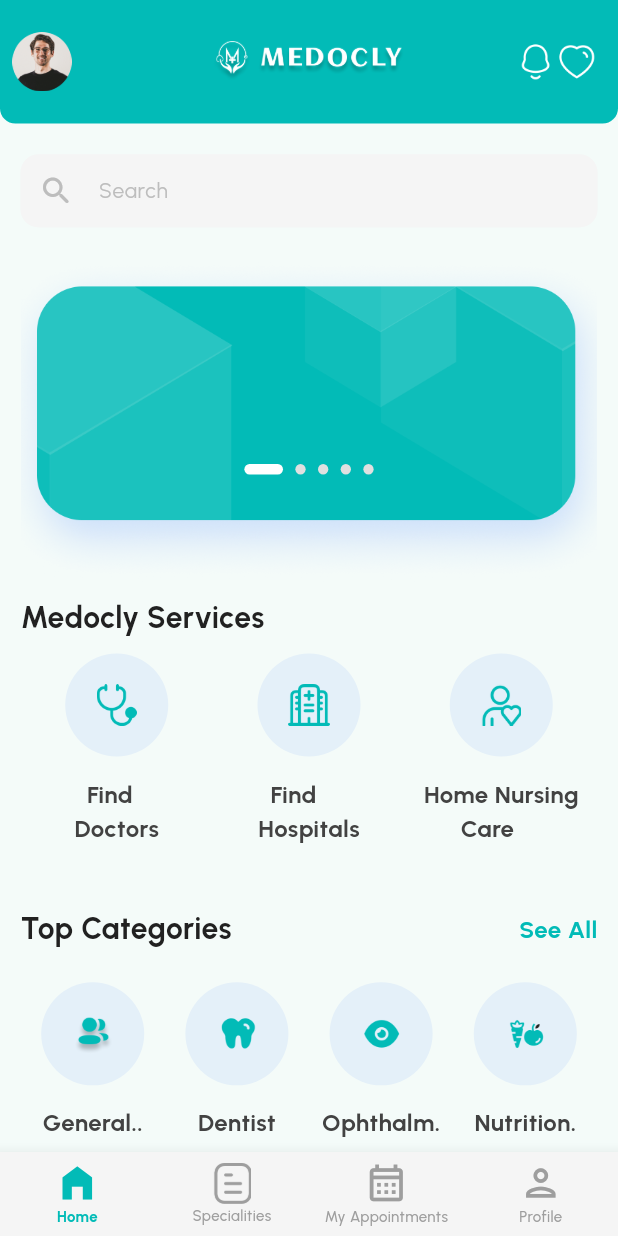
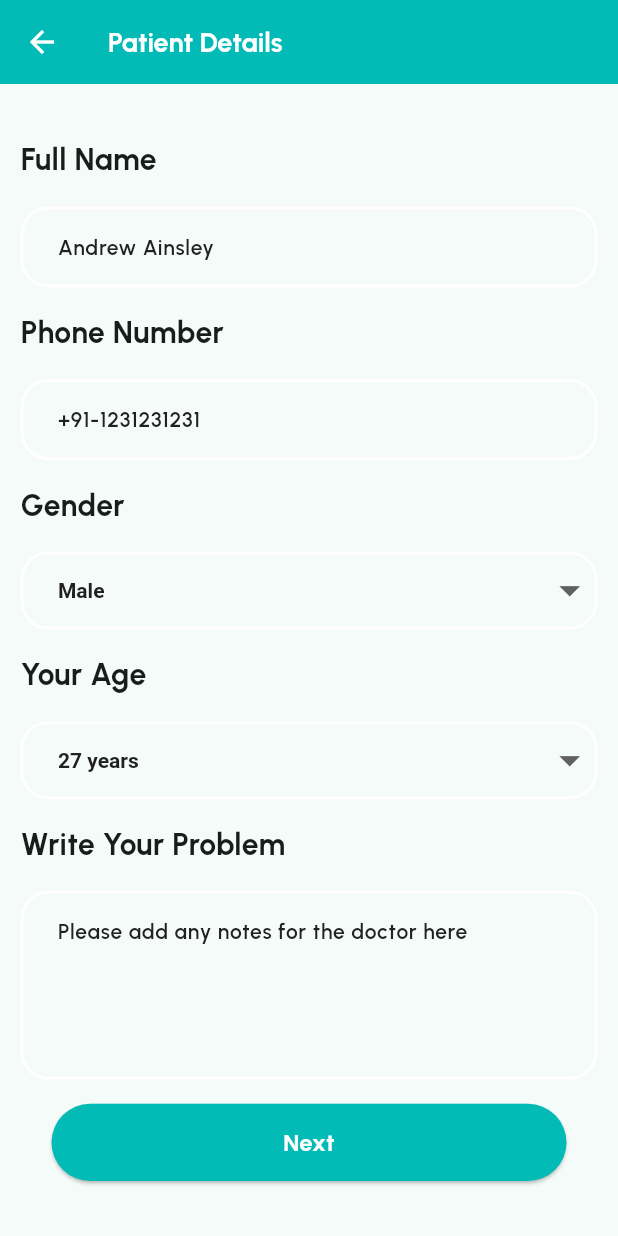
Before and after one commit to panchaniurvisha/medocly, a Flutter app: the screen it shows after launch, on a phone screen of 412 x 824 dp. Run offline on Flutter 3.47's test engine with Material 2 defaults, Android fonts, the light colour scheme and no system bars; drawn by our look-alikes of carousel_slider; our stand-ins replace flutter_spinkit.

Commit message:
"22/9/2023"

```diff
--- a/lib/main.dart
+++ b/lib/main.dart
@@ -23,6 +23,6 @@
         ),
         debugShowCheckedModeBanner: false,
         routes: appRoutes,
-        initialRoute: RoutesName.bottomScreen);
+        initialRoute: RoutesName.patientDetailsScreen);
   }
 }
--- a/lib/res/common/app_dentist_doctor_list.dart
+++ b/lib/res/common/app_dentist_doctor_list.dart
@@ -60,10 +60,14 @@
                     ),
                   ],
                 ),
+                const Divider(
+                  color: AppColors.black,
+                  height: 0,
+                  thickness: 1,
+                ),
                 const Text(
                   AppString.cardiologists,
                   style: TextStyle(
-                      height: 2,
                       color: AppColors.lightBlack,
                       fontSize: 12,
                       fontWeight: FontWeight.w500),
--- /dev/null
+++ b/lib/res/common/app_elevated_button.dart
@@ -0,0 +1,28 @@
+import 'package:flutter/material.dart';
+
+import '../constant/app_colors.dart';
+import 'media_query.dart';
+
+class AppElevatedButton extends StatelessWidget {
+  final String? text;
+  final void Function()? onPressed;
+  const AppElevatedButton({super.key, this.text, this.onPressed});
+
+  @override
+  Widget build(BuildContext context) {
+    return Center(
+      child: ElevatedButton(
+        onPressed: onPressed ?? () {},
+        style: ButtonStyle(
+            backgroundColor: MaterialStateProperty.all(AppColors.skuBlue),
+            minimumSize: MaterialStateProperty.all(
+                Size(width(context) / 1.2, height(context) / 16))),
+        child: Text(
+          text!,
+          style: const TextStyle(
+              fontSize: 16, fontWeight: FontWeight.w700, color: Colors.white),
+        ),
+      ),
+    );
+  }
+}
--- /dev/null
+++ b/lib/res/common/app_textfield.dart
@@ -0,0 +1,41 @@
+import 'package:flutter/material.dart';
+import 'package:medocly/res/common/media_query.dart';
+
+import '../constant/app_colors.dart';
+
+class AppTextField extends StatelessWidget {
+  final TextEditingController? controller;
+  final int? maxLength;
+  final String? hintText;
+  const AppTextField({
+    super.key,
+    this.controller,
+    this.hintText,
+    this.maxLength,
+  });
+
+  @override
+  Widget build(BuildContext context) {
+    return TextField(
+      controller: controller!,
+      maxLines: maxLength ?? 1,
+      decoration: InputDecoration(
+        contentPadding: EdgeInsets.symmetric(
+            vertical: height(context) / 55, horizontal: width(context) / 20),
+        counter: const SizedBox(),
+        enabledBorder: OutlineInputBorder(
+            borderRadius: BorderRadius.circular(
+              width(context) / 22.5,
+            ),
+            borderSide: const BorderSide(color: Colors.white, width: 2)),
+        focusedBorder: OutlineInputBorder(
+            borderRadius: BorderRadius.circular(width(context) / 22.5),
+            borderSide: const BorderSide(color: Colors.blue, width: 2)),
+        fillColor: AppColors.textFieldFilledColor,
+        hintText: hintText!,
+        hintStyle: const TextStyle(
+            color: AppColors.black, fontSize: 14, fontWeight: FontWeight.w600),
+      ),
+    );
+  }
+}
--- a/lib/res/constant/app_colors.dart
+++ b/lib/res/constant/app_colors.dart
@@ -10,4 +10,7 @@
   static const Color unActiveIconColor = Color(0xff9E9E9E);
   static const Color hintTextColor = Color(0xff878585);
   static const Color inActiveDotsColor = Color(0xffE0E0E0);
+  static const Color textFieldFilledColor = Color(0xffFAFAFA);
+  static const Color dividerColor = Color(0xffEEEEEE);
+  static const Color grey700 = Color(0xff616161);
 }
--- a/lib/res/constant/app_images.dart
+++ b/lib/res/constant/app_images.dart
@@ -42,4 +42,7 @@
   static const String personThree = "${basePath}person_three.png";
   static const String personFour = "${basePath}person_four.png";
   static const String personFive = "${basePath}person_five.png";
+
+  /// Review Summery Screen Images-------->
+  static const String drJennyWaston = "${basePath}dr_jenny_watson.png";
 }
--- a/lib/res/constant/app_string.dart
+++ b/lib/res/constant/app_string.dart
@@ -80,4 +80,47 @@
   static const String lauraleeQuintero = "Lauralee Quintero";
   static const String aileenFullbright = "Aileen Fullbright";
   static const String rodolfoGoode = "Rodolfo Goode";
+
+  ///Patient Details Screen
+  static const String patientDetails = "Patient Details";
+  static const String fullName = "Full Name";
+  static const String phoneNumber = "Phone Number";
+  static const String gender = "Gender";
+  static const String yourAge = "Your Age";
+  static const String writeYourProblem = "Write Your Problem";
+  static const String andrewAinsley = "Andrew Ainsley";
+  static const String hintPhoneNumber = "+91-1231231231";
+  static const String hintProblem = "Please add any notes for the doctor here";
+  static const String next = "Next";
+
+  static const String twentyOne = '21 years';
+  static const String twentyTwo = '22 years';
+  static const String twentyThree = '23 years';
+  static const String twentyFour = '24 years';
+  static const String twentyFive = '25 years';
+  static const String twentySix = '26 years';
+  static const String twentySeven = '27 years';
+  static const String twentyEight = '28 years';
+  static const String twentyNine = '29 years';
+  static const String thirty = '30 years';
+  static const String genderText = 'Gender';
+  static const String male = 'Male';
+  static const String female = 'Female';
+  static const String others = 'Others';
+
+  ///Review Summery Screen
+  static const String reviewSummery = 'Review Summary';
+  static const String dateAndHour = 'Date & Hour';
+  static const String clinicName = 'Clinic Name';
+  static const String address = 'Address';
+  static const String bookingAmount = 'Booking Amount';
+  static const String convenienceCharges = 'Convenience Charges';
+  static const String total = 'Total';
+  static const String eventTime = 'Dec 23, 2024 | 10:00 AM';
+  static const String nameOfClinic = 'Dr Watson Clinical Insttitute';
+  static const String rs200 = 'Rs 200.00';
+  static const String rs205 = 'Rs 205.00';
+  static const String rs5 = 'Rs 5.00';
+  static const String addressOfJaipur = 'RN 123, Near Shikarpura, Jaipur,';
+  static const String rajsthan = 'Rajasthan(302013)';
 }
--- a/lib/utils/routes/app_routes.dart
+++ b/lib/utils/routes/app_routes.dart
@@ -3,8 +3,10 @@
 import 'package:medocly/view/bottom_bar/bottom_screen.dart';
 import 'package:medocly/view/doctor_details_screen.dart';
 import 'package:medocly/view/find_doctors_screen.dart';
+import 'package:medocly/view/review_summery_screen.dart';
 import 'package:medocly/view/search_doctor_by_name.dart';
 
+import '../../view/patient_detaild_screen.dart';
 import '../../view/rating_review_screen.dart';
 
 Map<String, WidgetBuilder> appRoutes = {
@@ -12,5 +14,7 @@
   RoutesName.findDoctorScreen: (context) => const FindDoctorsScreen(),
   RoutesName.searchDoctorByName: (context) => const SearchDoctorByName(),
   RoutesName.doctorDetailsScreen: (context) => const DoctorDetailsScreen(),
-  RoutesName.ratingReviewScreen: (context) => RatingReviewScreen(),
+  RoutesName.ratingReviewScreen: (context) => const RatingReviewScreen(),
+  RoutesName.patientDetailsScreen: (context) => const PatientDetailsScreen(),
+  RoutesName.reviewSummeryScreen: (context) => const ReviewSummeryScreen(),
 };
--- a/lib/utils/routes/routes_name.dart
+++ b/lib/utils/routes/routes_name.dart
@@ -4,4 +4,6 @@
   static String searchDoctorByName = "/SearchDoctorByName";
   static String doctorDetailsScreen = "/DoctorDetailsScreen";
   static String ratingReviewScreen = "/RatingReviewScreen";
+  static String patientDetailsScreen = "/PatientDetailsScreen";
+  static String reviewSummeryScreen = "/ReviewSummeryScreen";
 }
--- /dev/null
+++ b/lib/view/patient_detaild_screen.dart
@@ -0,0 +1,219 @@
+import 'package:flutter/material.dart';
+import 'package:medocly/res/common/app_textfield.dart';
+import 'package:medocly/res/common/media_query.dart';
+
+import '../res/common/app_elevated_button.dart';
+import '../res/constant/app_colors.dart';
+import '../res/constant/app_string.dart';
+import '../utils/routes/routes_name.dart';
+
+class PatientDetailsScreen extends StatefulWidget {
+  const PatientDetailsScreen({super.key});
+
+  @override
+  State<PatientDetailsScreen> createState() => _PatientDetailsScreenState();
+}
+
+class _PatientDetailsScreenState extends State<PatientDetailsScreen> {
+  TextEditingController nameController = TextEditingController();
+  TextEditingController phoneNumberController = TextEditingController();
+  TextEditingController problemController = TextEditingController();
+  Color borderColor = Colors.blue;
+  String? selectedValue = "Male";
+  String? chooseValue = "27 years";
+
+  List<Map> dropDownListItemGender = [
+    {
+      "data": AppString.genderText,
+      "value": "Gender",
+    },
+    {
+      "data": AppString.male,
+      "value": "Male",
+    },
+    {
+      "data": AppString.female,
+      "value": "Female",
+    },
+    {
+      "data": AppString.others,
+      "value": "Others",
+    },
+  ];
+  List<Map> dropDownListItem = [
+    {
+      "data": AppString.twentyOne,
+      "value": "21 years",
+    },
+    {
+      "data": AppString.twentyTwo,
+      "value": "22 years",
+    },
+    {
+      "data": AppString.twentyThree,
+      "value": "23 years",
+    },
+    {
+      "data": AppString.twentyFour,
+      "value": "24 years",
+    },
+    {
+      "data": AppString.twentyFive,
+      "value": "25 years",
+    },
+    {
+      "data": AppString.twentySix,
+      "value": "26 years",
+    },
+    {
+      "data": AppString.twentySeven,
+      "value": "27 years",
+    },
+    {
+      "data": AppString.twentyEight,
+      "value": "28 years",
+    },
+    {
+      "data": AppString.twentyNine,
+      "value": "29 years",
+    },
+    {
+      "data": AppString.thirty,
+      "value": "30 years",
+    },
+  ];
+
+  @override
+  Widget build(BuildContext context) {
+    return Scaffold(
+      resizeToAvoidBottomInset: false,
+      appBar: AppBar(
+        backgroundColor: AppColors.skuBlue,
+        leading: const BackButton(color: Colors.white),
+        title: const Text(
+          AppString.patientDetails,
+          style: TextStyle(
+              color: Colors.white, fontSize: 18, fontWeight: FontWeight.w700),
+        ),
+      ),
+      body: Padding(
+        padding: EdgeInsets.symmetric(
+            horizontal: width(context) / 30, vertical: height(context) / 40),
+        child: Column(
+          crossAxisAlignment: CrossAxisAlignment.start,
+          mainAxisAlignment: MainAxisAlignment.spaceEvenly,
+          children: [
+            const Text(
+              AppString.fullName,
+              style: TextStyle(fontSize: 20, fontWeight: FontWeight.w700),
+            ),
+            AppTextField(
+              controller: nameController,
+              hintText: AppString.andrewAinsley,
+            ),
+            const Text(
+              AppString.phoneNumber,
+              style: TextStyle(fontSize: 20, fontWeight: FontWeight.w700),
+            ),
+            AppTextField(
+              controller: phoneNumberController,
+              hintText: AppString.hintPhoneNumber,
+            ),
+            const Text(
+              AppString.gender,
+              style: TextStyle(fontSize: 20, fontWeight: FontWeight.w700),
+            ),
+            Container(
+              width: width(context) / 1,
+              padding: EdgeInsets.only(
+                left: width(context) / 18,
+              ),
+              decoration: BoxDecoration(
+                borderRadius: BorderRadius.circular(width(context) / 22.5),
+                border:
+                    Border.all(color: Colors.white, width: 2), // Border color
+              ),
+              child: DropdownButtonHideUnderline(
+                child: DropdownButton(
+                  isExpanded: false,
+                  value: selectedValue,
+                  style: const TextStyle(
+                    color: AppColors.black,
+                    fontSize: 14,
+                    fontWeight: FontWeight.w600,
+                  ),
+                  iconSize: height(context) / 25,
+                  items: dropDownListItemGender
+                      .map(
+                        (value) => DropdownMenuItem(
+                          value: value['value'],
+                          child: Text(value['data']),
+                        ),
+                      )
+                      .toList(),
+                  onChanged: (value) {
+                    setState(() {
+                      selectedValue = value.toString();
+                    });
+                  },
+                ),
+              ),
+            ),
+            const Text(
+              AppString.yourAge,
+              style: TextStyle(fontSize: 20, fontWeight: FontWeight.w700),
+            ),
+            Container(
+              width: width(context) / 1,
+              padding: EdgeInsets.only(
+                left: width(context) / 18,
+              ),
+              decoration: BoxDecoration(
+                borderRadius: BorderRadius.circular(width(context) / 22.5),
+                border:
+                    Border.all(color: Colors.white, width: 2), // Border color
+              ),
+              child: DropdownButtonHideUnderline(
+                child: DropdownButton(
+                  value: chooseValue,
+                  style: const TextStyle(
+                    color: AppColors.black,
+                    fontSize: 14,
+                    fontWeight: FontWeight.w600,
+                  ),
+                  iconSize: height(context) / 25,
+                  items: dropDownListItem
+                      .map(
+                        (value) => DropdownMenuItem(
+                          value: value['value'],
+                          child: Text(value['data']),
+                        ),
+                      )
+                      .toList(),
+                  onChanged: (value) {
+                    setState(() {
+                      chooseValue = value.toString();
+                    });
+                  },
+                ),
+              ),
+            ),
+            const Text(
+              AppString.writeYourProblem,
+              style: TextStyle(fontSize: 20, fontWeight: FontWeight.w700),
+            ),
+            AppTextField(
+                controller: problemController,
+                hintText: AppString.hintProblem,
+                maxLength: 4),
+            AppElevatedButton(
+              text: AppString.next,
+              onPressed: () =>
+                  Navigator.pushNamed(context, RoutesName.reviewSummeryScreen),
+            )
+          ],
+        ),
+      ),
+    );
+  }
+}
```
Also changed, not shown: lib/res/common/app_row.dart (added, +36 -0 lines), lib/view/doctor_details_screen.dart (+18 -23 lines), lib/view/review_summery_screen.dart (added, +121 -0 lines), assets/images/dr_jenny_watson.png (added).
